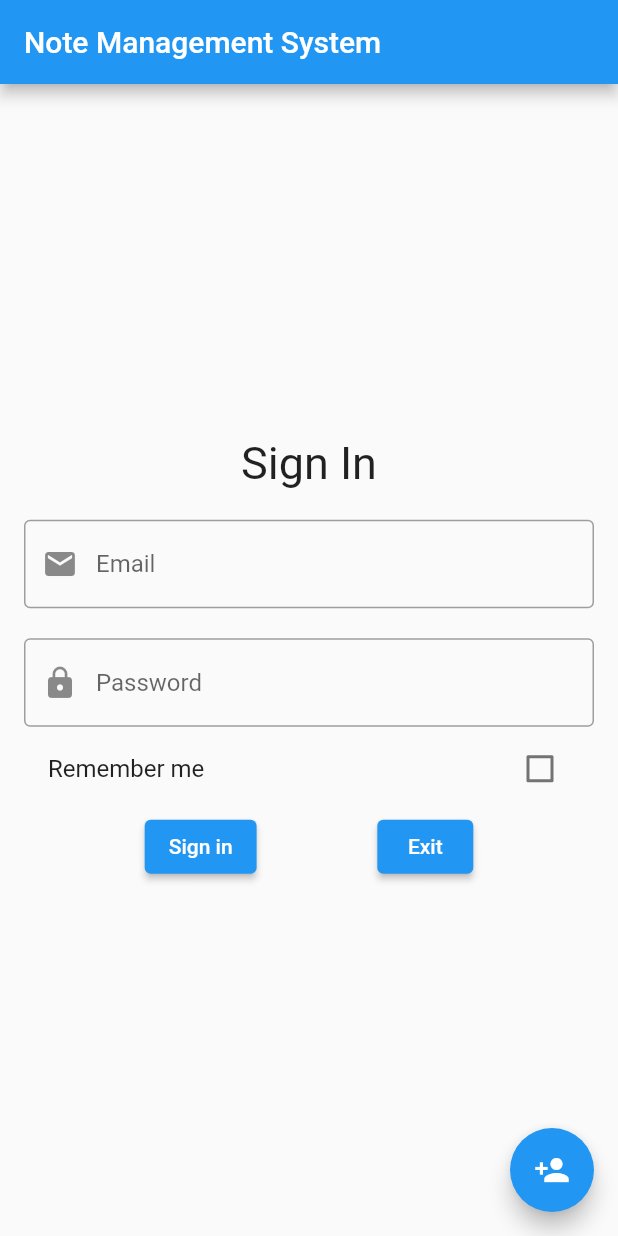
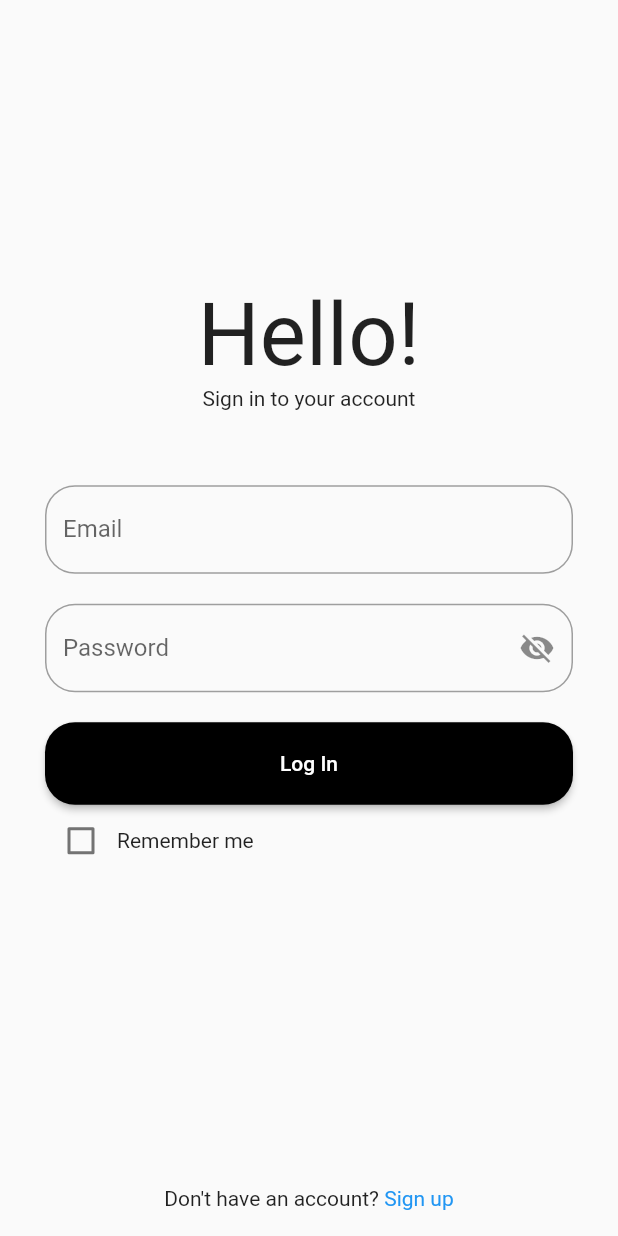
Before and after one commit to duyduc2809/MockProject1, a Flutter app: the screen it shows after launch, on a phone screen of 412 x 824 dp. Run offline on Flutter 3.47's test engine with Material 2 defaults, Android fonts, the phone set to English and light mode, and no system bars; our stand-ins replace pie_chart, shared_preferences, sqflite; accounts and stored records are empty.

Commit message:
redesign DualFormScreen, CustomTextField, add more dimension to border field and button

```diff
--- a/lib/constants/DimensionConstant.dart
+++ b/lib/constants/DimensionConstant.dart
@@ -1,12 +1,14 @@
 import 'package:flutter/widgets.dart';
 
-const double kMediumPadding = 24.0; // bigger default padding
+const double kMediumPadding = 20.0; // bigger default padding
 const double kBottomBarIconSize = 20.0; // size of icon on the bottom bar
 const double kDefaultPadding = 16.0; // standard padding using default items
 const double kItemPadding = 10.0; // default padding between child widgets
 const double kMinPadding = 5.0; // minimum default padding
 const double kTopPadding = 8.0; // default top padding
 const double spaceBetweenField = 20.0;
+const double dualFormScreenPadding = 30.0;
 const double kDefaultIconSize = 18;
 
+
 const BorderRadius kDefaultBorderRadius = BorderRadius.all(Radius.circular(8));
--- a/lib/main.dart
+++ b/lib/main.dart
@@ -12,6 +12,12 @@ class MyApp extends StatelessWidget {
   @override
   Widget build(BuildContext context) {
     return MaterialApp(
+      theme: ThemeData(
+        colorScheme: const ColorScheme.light()
+            .copyWith(primary: Colors.black, secondary: Colors.orange),
+      ),
+      // buttonTheme: ButtonTheme(buttonColor: Colors.black),
+      // appBarTheme: AppBarTheme(color: Colors.black)),
       debugShowCheckedModeBanner: false,
       home: DualFormScreen(),
     );
--- a/lib/screens/DualFormScreen.dart
+++ b/lib/screens/DualFormScreen.dart
@@ -7,6 +7,8 @@ import '../widgets/RegisterForm.dart';
 enum FormType { login, register }
 
 class DualFormScreen extends StatefulWidget {
+  const DualFormScreen({super.key});
+
   @override
   _DualFormScreenState createState() => _DualFormScreenState();
 }
@@ -17,27 +19,65 @@ class _DualFormScreenState extends State<DualFormScreen> {
   @override
   Widget build(BuildContext context) {
     return Scaffold(
-      appBar: AppBar(
-        title: Text('Note Management System'),
+      bottomNavigationBar: GestureDetector(
+        onTap: () {
+          setState(() {
+            _currentForm = _currentForm == FormType.login
+                ? FormType.register
+                : FormType.login;
+          });
+        },
+        child: SizedBox(
+          height: 50,
+          child: Row(
+            mainAxisAlignment: MainAxisAlignment.center,
+            children: _currentForm == FormType.login
+                ? [
+                    const Text('Don\'t have an account?'),
+                    Text(
+                      ' Sign up',
+                      style: TextStyle(color: ThemeData.light().primaryColor),
+                    )
+                  ]
+                : [
+                    const Text('Already have an account?'),
+                    Text(
+                      ' Sign in',
+                      style: TextStyle(color: ThemeData.light().primaryColor),
+                    )
+                  ],
           ),
-      body: Padding(
-        padding: const EdgeInsets.all(kDefaultPadding),
+        ),
+      ),
+      // appBar: AppBar(
+      //   title: Text('Note Management System'),
+      // ),
+      body: Center(
+        child: SingleChildScrollView(
+          child: Padding(
+            padding: const EdgeInsets.all(dualFormScreenPadding),
             child: Column(
               mainAxisAlignment: MainAxisAlignment.center,
               children: [
-            Text(_currentForm == FormType.login ? 'Sign In' : 'Sign Up', style: TextStyle(fontSize: 30),) ,
+                _currentForm == FormType.login
+                    ? _buildSignInText()
+                    : const Text(
+                        'Create account',
+                        style: TextStyle(fontSize: 30),
+                      ),
+                const SizedBox(
+                  height: 30,
+                ),
+                // Text(
+                //   _currentForm == FormType.login ? 'Sign In' : 'Sign Up',
+                //   style: TextStyle(fontSize: 30, fontFamily: 'RobotoMono'),
+                // ),
                 _buildForm(),
               ],
             ),
           ),
-      floatingActionButton: _currentForm == FormType.login ? FloatingActionButton(
-        onPressed: () {
-          setState(() {
-            _currentForm = _currentForm == FormType.login ? FormType.register : FormType.login;
-          });
-        },
-        child: Icon(_currentForm == FormType.login ? Icons.person_add : Icons.login),
-      ) : null
+        ),
+      ),
     );
   }
 
@@ -60,4 +100,16 @@ class _DualFormScreenState extends State<DualFormScreen> {
       _currentForm = FormType.login;
     });
   }
+
+  Widget _buildSignInText() {
+    return const Column(
+      children: [
+        Text(
+          'Hello!',
+          style: TextStyle(fontSize: 58),
+        ),
+        Text('Sign in to your account')
+      ],
+    );
   }
+}
--- a/lib/widgets/CustomInputDecoration.dart
+++ b/lib/widgets/CustomInputDecoration.dart
@@ -1,11 +1,13 @@
 import 'package:flutter/material.dart';
+
+import '../constants/DimensionConstant.dart';
 
 class CustomInputDecoration extends InputDecoration {
   CustomInputDecoration({
     String? labelText,
-    required String hintText,
-    required Icon prefixIcon,
-    Icon? suffixIcon,
+    String? hintText,
+     Icon? prefixIcon,
+    Widget? suffixIcon,
     bool enabled = true,
   }) : super(
           labelText: labelText,
@@ -13,21 +15,26 @@ class CustomInputDecoration extends InputDecoration {
           prefixIcon: prefixIcon,
           suffixIcon: suffixIcon,
           enabled: enabled,
-    border: const OutlineInputBorder(),
+          border: OutlineInputBorder(
+            borderRadius: BorderRadius.circular(kMediumPadding),
+          ),
           // Customize the properties below according to your needs
           // focusedBorder: const OutlineInputBorder(
           //   borderSide: BorderSide(color: Colors.blue, width: 2.0),
           // ),
-    enabledBorder: const OutlineInputBorder(
+          enabledBorder: OutlineInputBorder(
+            borderRadius: BorderRadius.circular(kMediumPadding),
             borderSide: BorderSide(color: Colors.grey, width: 1.0),
           ),
-    errorBorder: const OutlineInputBorder(
+          errorBorder:  OutlineInputBorder(
+              borderRadius: BorderRadius.circular(kMediumPadding),
             borderSide: BorderSide(color: Colors.red, width: 1.0),
           ),
-    focusedErrorBorder: const OutlineInputBorder(
+          focusedErrorBorder: OutlineInputBorder(
+            borderRadius: BorderRadius.circular(kMediumPadding),
             borderSide: BorderSide(color: Colors.red, width: 2.0),
           ),
-    labelStyle: const TextStyle(color: Colors.green),
+          // labelStyle: const TextStyle(color: Colors.green),
           // hintStyle: const TextStyle(color: Colors.grey),
         );
 }
--- a/lib/widgets/LoginForm.dart
+++ b/lib/widgets/LoginForm.dart
@@ -23,12 +23,14 @@ class _LoginFormState extends State<LoginForm> {
   final _formKey = GlobalKey<FormState>();
   final _passwordController = TextEditingController();
   final _emailController = TextEditingController();
+  late bool _isObscureText;
   bool _rememberMe = false;
 
   @override
   void initState() {
     super.initState();
     _loadRememberMeStatus();
+    _isObscureText = true;
   }
 
   _loadRememberMeStatus() async {
@@ -55,14 +57,15 @@ class _LoginFormState extends State<LoginForm> {
             TextFormField(
               controller: _emailController,
               validator: (value) => Validator.emailValidator(value),
-              decoration: CustomInputDecoration(
-                  prefixIcon: const Icon(Icons.email), hintText: 'Email'),
+              decoration:  CustomInputDecoration(
+                labelText: 'Email' ,
+                   hintText: 'name@example.com'),
             ),
             const SizedBox(
               height: spaceBetweenField,
             ),
             TextFormField(
-              obscureText: true,
+              obscureText: _isObscureText,
               controller: _passwordController,
               validator: (value) {
                 if (value == null || value.isEmpty) {
@@ -71,35 +74,51 @@ class _LoginFormState extends State<LoginForm> {
                 return null;
               },
               decoration: CustomInputDecoration(
-                  prefixIcon: Icon(Icons.lock), hintText: 'Password'),
+                labelText: 'Password',
+                  suffixIcon: IconButton(
+                    icon: _isObscureText
+                        ? const Icon(Icons.visibility_off)
+                        : const Icon(Icons.visibility),
+                    onPressed: () {
+                      setState(() {
+                        _isObscureText = !_isObscureText;
+                      });
+                    },
+                  ),
+
+                ),
             ),
-            CheckboxListTile(
-              title: const Text("Remember me"),
-              value: _rememberMe,
-              onChanged: (value) {
-                setState(() {
-                  _rememberMe = value!;
-                  print(value);
-                });
-              },
+
+            SizedBox(
+              height: spaceBetweenField,
             ),
+            ElevatedButton(
+                style: ElevatedButton.styleFrom(
+                  minimumSize: const Size.fromHeight(55),
+                    shape: RoundedRectangleBorder(
+                        borderRadius: BorderRadius.circular(kMediumPadding))),
+                onPressed: () async {
+                  if (_formKey.currentState!.validate()) {
+                    _login();
+                  }
+                },
+                child: const Text(
+                  'Log In',
+                )),
             Row(
-              mainAxisAlignment: MainAxisAlignment.spaceEvenly,
               children: [
-                ElevatedButton(
-                    onPressed: () async {
-                      if (_formKey.currentState!.validate()) {
-                        _login();
-                      }
-                    },
-                    child: const Text('Sign in')),
-                ElevatedButton(
-                    onPressed: () {
-                      exit(0);
-                    },
-                    child: const Text('Exit'))
+                Checkbox(
+                  value: _rememberMe,
+                  onChanged: (value) {
+                    setState(() {
+                      _rememberMe = value!;
+                      print(value);
+                    });
+                  },
+                ),
+                Text('Remember me')
               ],
-            )
+            ),
           ],
         ));
   }
```
Also changed, not shown: lib/screens/EditProfile.dart (+23 -15 lines), lib/widgets/AsyncTextFormField.dart (+13 -5 lines), lib/widgets/RegisterForm.dart (+53 -17 lines). Lines whose indentation alone changed are shown as unchanged.
